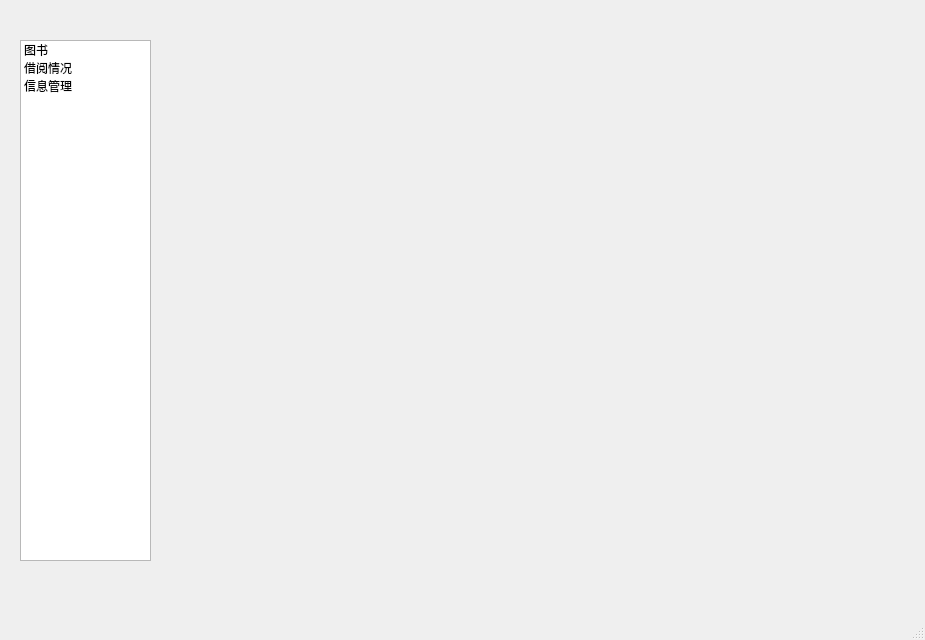
First picture: the form in qt try/ui_outline/usermainwindow.ui, repository GhostofAdam/LibraryManagement, before the edit.
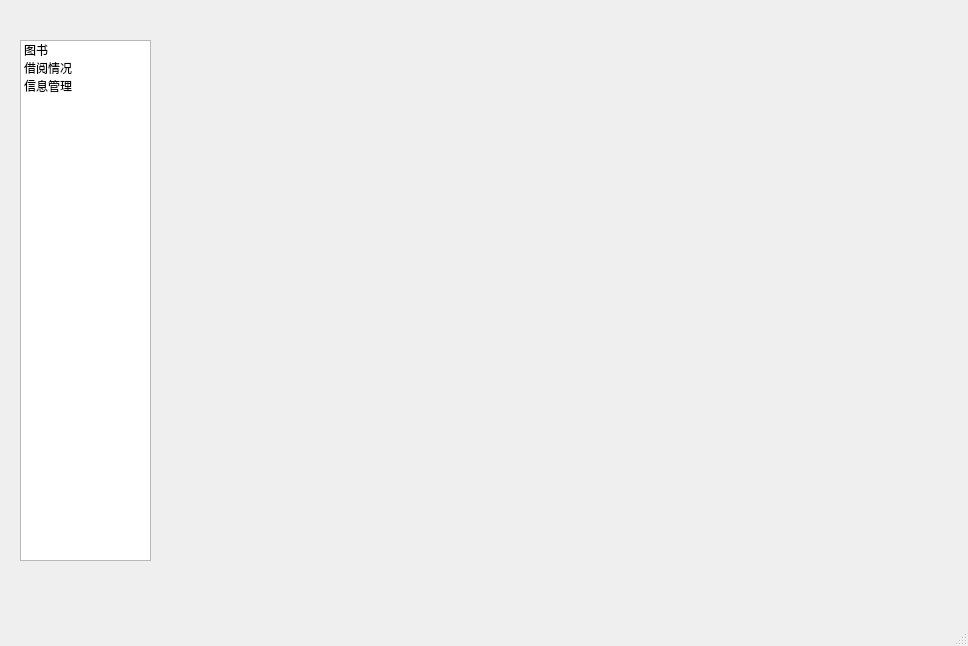
Second picture: the form after the edit.

```diff
--- a/qt try/ui_outline/usermainwindow.ui
+++ b/qt try/ui_outline/usermainwindow.ui
@@ -6,8 +6,8 @@
    <rect>
     <x>0</x>
     <y>0</y>
-    <width>925</width>
-    <height>640</height>
+    <width>968</width>
+    <height>646</height>
    </rect>
   </property>
   <property name="windowTitle">
@@ -44,8 +44,8 @@
      <rect>
       <x>210</x>
       <y>40</y>
-      <width>681</width>
-      <height>521</height>
+      <width>731</width>
+      <height>561</height>
      </rect>
     </property>
     <property name="currentIndex">
```
Left out of the diff: 2 changed lines with no effect on the pictures.
